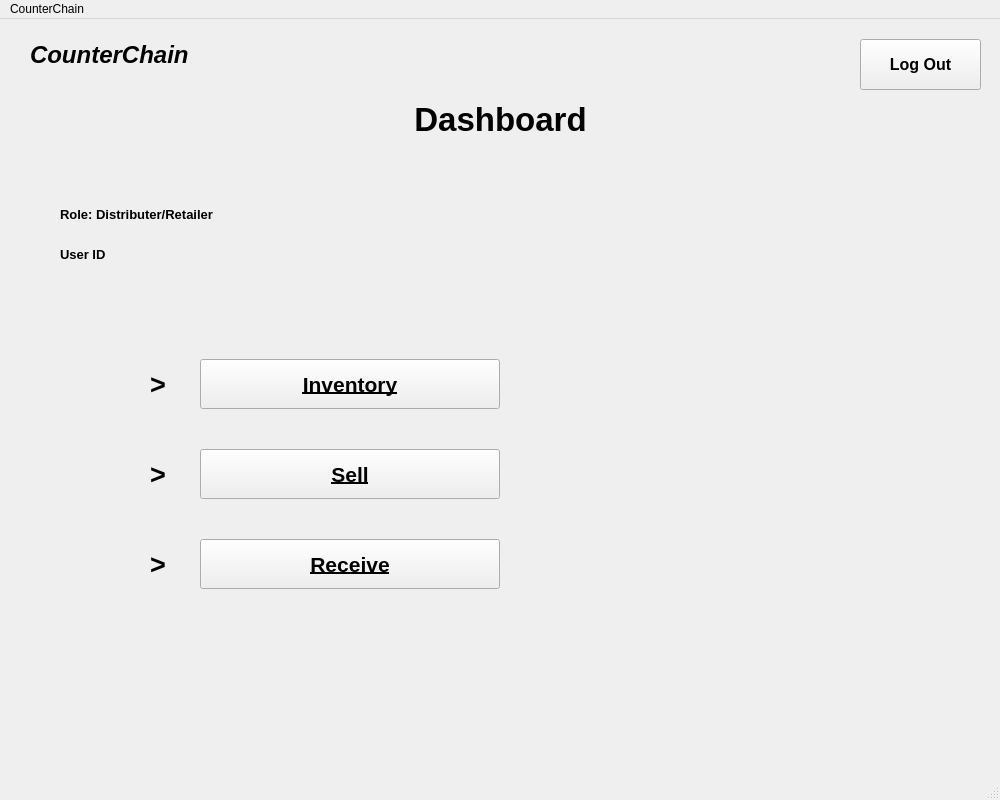
This is dashboardother.ui in shubham0298/CounterChain as Qt 5 draws it before an edit. The edited form follows.
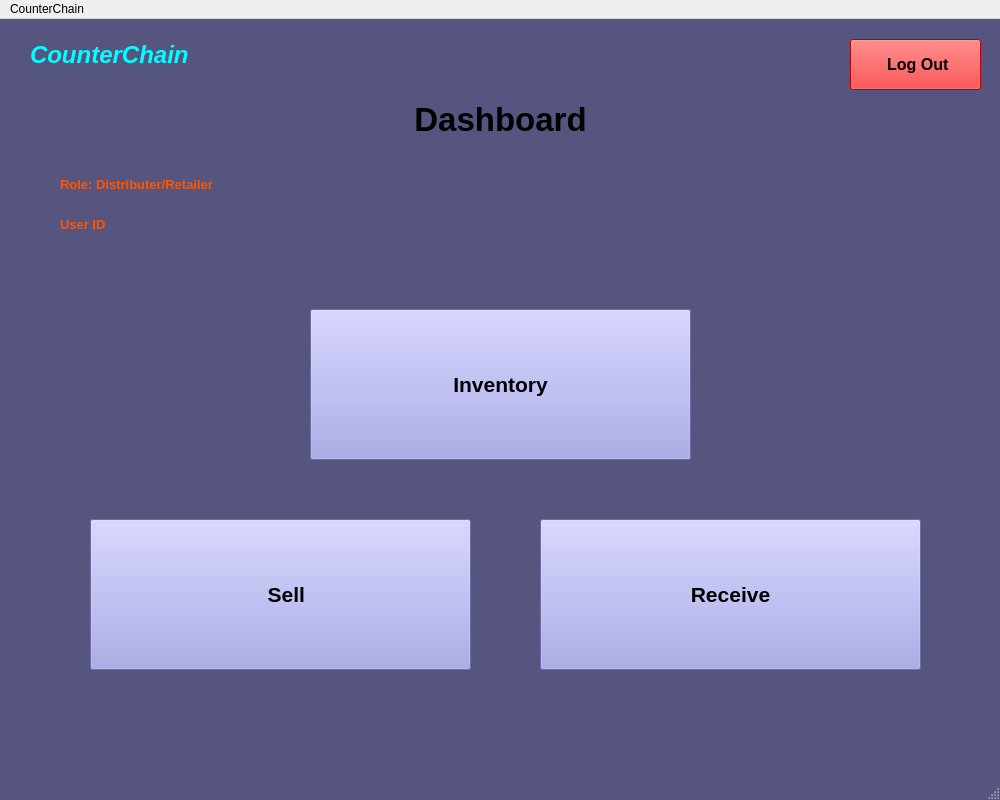
This is the edited form. Icons and pictures are not drawn.

Diff of the .ui file:
```diff
--- a/dashboardother.ui
+++ b/dashboardother.ui
@@ -34,6 +34,14 @@
   <property name="windowTitle">
    <string>CounterChain - Dashboard</string>
   </property>
+  <property name="styleSheet">
+   <string notr="true">QMainWindow{
+	background-color: rgb(85, 85, 127);
+}
+QPushButton#logout{
+	background-color: rgb(255, 0, 0);
+}</string>
+  </property>
   <widget class="QWidget" name="centralwidget">
    <widget class="QLabel" name="label">
     <property name="enabled">
@@ -67,10 +75,10 @@
    <widget class="QPushButton" name="inventoryButton">
     <property name="geometry">
      <rect>
-      <x>200</x>
-      <y>340</y>
-      <width>300</width>
-      <height>50</height>
+      <x>310</x>
+      <y>290</y>
+      <width>381</width>
+      <height>151</height>
      </rect>
     </property>
     <property name="sizePolicy">
@@ -84,23 +92,36 @@
       <pointsize>16</pointsize>
       <weight>75</weight>
       <bold>true</bold>
-      <underline>true</underline>
+      <underline>false</underline>
      </font>
     </property>
     <property name="cursor">
      <cursorShape>PointingHandCursor</cursorShape>
     </property>
+    <property name="styleSheet">
+     <string notr="true">background-color: rgb(154, 154, 229);</string>
+    </property>
     <property name="text">
      <string>Inventory</string>
     </property>
+    <property name="icon">
+     <iconset>
+      <normaloff>Icons/inventory.png</normaloff>Icons/inventory.png</iconset>
+    </property>
+    <property name="iconSize">
+     <size>
+      <width>150</width>
+      <height>150</height>
+     </size>
+    </property>
    </widget>
    <widget class="QPushButton" name="receiveButton">
     <property name="geometry">
      <rect>
-      <x>200</x>
-      <y>520</y>
-      <width>300</width>
-      <height>50</height>
+      <x>540</x>
+      <y>500</y>
+      <width>381</width>
+      <height>151</height>
      </rect>
     </property>
     <property name="sizePolicy">
@@ -114,23 +135,36 @@
       <pointsize>16</pointsize>
       <weight>75</weight>
       <bold>true</bold>
-      <underline>true</underline>
+      <underline>false</underline>
      </font>
     </property>
     <property name="cursor">
      <cursorShape>PointingHandCursor</cursorShape>
     </property>
+    <property name="styleSheet">
+     <string notr="true">background-color: rgb(154, 154, 229);</string>
+    </property>
     <property name="text">
      <string>Receive</string>
     </property>
+    <property name="icon">
+     <iconset>
+      <normaloff>Icons/receive.png</normaloff>Icons/receive.png</iconset>
+    </property>
+    <property name="iconSize">
+     <size>
+      <width>150</width>
+      <height>150</height>
+     </size>
+    </property>
    </widget>
    <widget class="QPushButton" name="sellButton">
     <property name="geometry">
      <rect>
-      <x>200</x>
-      <y>430</y>
-      <width>300</width>
-      <height>50</height>
+      <x>90</x>
+      <y>500</y>
+      <width>381</width>
+      <height>151</height>
      </rect>
     </property>
     <property name="sizePolicy">
@@ -144,14 +178,27 @@
       <pointsize>16</pointsize>
       <weight>75</weight>
       <bold>true</bold>
-      <underline>true</underline>
+      <underline>false</underline>
      </font>
     </property>
     <property name="cursor">
      <cursorShape>PointingHandCursor</cursorShape>
     </property>
+    <property name="styleSheet">
+     <string notr="true">background-color: rgb(154, 154, 229);</string>
+    </property>
     <property name="text">
-     <string>Sell</string>
+     <string>  Sell</string>
+    </property>
+    <property name="icon">
+     <iconset>
+      <normaloff>Icons/sell.png</normaloff>Icons/sell.png</iconset>
+    </property>
+    <property name="iconSize">
+     <size>
+      <width>170</width>
+      <height>170</height>
+     </size>
     </property>
    </widget>
    <widget class="QLabel" name="label_3">
@@ -163,6 +210,43 @@
       <height>71</height>
      </rect>
     </property>
+    <property name="palette">
+     <palette>
+      <active>
+       <colorrole role="WindowText">
+        <brush brushstyle="SolidPattern">
+         <color alpha="255">
+          <red>0</red>
+          <green>255</green>
+          <blue>255</blue>
+         </color>
+        </brush>
+       </colorrole>
+      </active>
+      <inactive>
+       <colorrole role="WindowText">
+        <brush brushstyle="SolidPattern">
+         <color alpha="255">
+          <red>0</red>
+          <green>255</green>
+          <blue>255</blue>
+         </color>
+        </brush>
+       </colorrole>
+      </inactive>
+      <disabled>
+       <colorrole role="WindowText">
+        <brush brushstyle="SolidPattern">
+         <color alpha="255">
+          <red>120</red>
+          <green>120</green>
+          <blue>120</blue>
+         </color>
+        </brush>
+       </colorrole>
+      </disabled>
+     </palette>
+    </property>
     <property name="font">
      <font>
       <pointsize>18</pointsize>
@@ -181,9 +265,9 @@
    <widget class="QPushButton" name="logout">
     <property name="geometry">
      <rect>
-      <x>860</x>
+      <x>850</x>
       <y>20</y>
-      <width>121</width>
+      <width>131</width>
       <height>51</height>
      </rect>
     </property>
@@ -198,78 +282,65 @@
      <cursorShape>PointingHandCursor</cursorShape>
     </property>
     <property name="text">
-     <string>Log Out</string>
+     <string> Log Out</string>
     </property>
-   </widget>
-   <widget class="QLabel" name="label_4">
-    <property name="geometry">
-     <rect>
-      <x>150</x>
-      <y>340</y>
-      <width>50</width>
-      <height>50</height>
-     </rect>
+    <property name="icon">
+     <iconset>
+      <normaloff>Icons/logoutbutton.png</normaloff>Icons/logoutbutton.png</iconset>
     </property>
-    <property name="font">
-     <font>
-      <pointsize>20</pointsize>
-      <weight>75</weight>
-      <bold>true</bold>
-     </font>
-    </property>
-    <property name="text">
-     <string>&gt;</string>
-    </property>
-   </widget>
-   <widget class="QLabel" name="label_5">
-    <property name="geometry">
-     <rect>
-      <x>150</x>
-      <y>430</y>
-      <width>50</width>
-      <height>50</height>
-     </rect>
-    </property>
-    <property name="font">
-     <font>
-      <pointsize>20</pointsize>
-      <weight>75</weight>
-      <bold>true</bold>
-     </font>
-    </property>
-    <property name="text">
-     <string>&gt;</string>
-    </property>
-   </widget>
-   <widget class="QLabel" name="label_6">
-    <property name="geometry">
-     <rect>
-      <x>150</x>
-      <y>520</y>
-      <width>50</width>
-      <height>50</height>
-     </rect>
-    </property>
-    <property name="font">
-     <font>
-      <pointsize>20</pointsize>
-      <weight>75</weight>
-      <bold>true</bold>
-     </font>
-    </property>
-    <property name="text">
-     <string>&gt;</string>
+    <property name="iconSize">
+     <size>
+      <width>30</width>
+      <height>30</height>
+     </size>
     </property>
    </widget>
    <widget class="QLabel" name="role">
     <property name="geometry">
      <rect>
       <x>60</x>
-      <y>180</y>
+      <y>150</y>
       <width>261</width>
       <height>31</height>
      </rect>
     </property>
+    <property name="palette">
+     <palette>
+      <active>
+       <colorrole role="WindowText">
+        <brush brushstyle="SolidPattern">
+         <color alpha="255">
+          <red>255</red>
+          <green>85</green>
+          <blue>0</blue>
+         </color>
+        </brush>
+       </colorrole>
+      </active>
+      <inactive>
+       <colorrole role="WindowText">
+        <brush brushstyle="SolidPattern">
+         <color alpha="255">
+          <red>255</red>
+          <green>85</green>
+          <blue>0</blue>
+         </color>
+        </brush>
+       </colorrole>
+      </inactive>
+      <disabled>
+       <colorrole role="WindowText">
+        <brush brushstyle="SolidPattern">
+         <color alpha="255">
+          <red>120</red>
+          <green>120</green>
+          <blue>120</blue>
+         </color>
+        </brush>
+       </colorrole>
+      </disabled>
+     </palette>
+    </property>
     <property name="font">
      <font>
       <pointsize>10</pointsize>
@@ -288,11 +359,48 @@
     <property name="geometry">
      <rect>
       <x>60</x>
-      <y>220</y>
+      <y>190</y>
       <width>311</width>
       <height>31</height>
      </rect>
     </property>
+    <property name="palette">
+     <palette>
+      <active>
+       <colorrole role="WindowText">
+        <brush brushstyle="SolidPattern">
+         <color alpha="255">
+          <red>255</red>
+          <green>85</green>
+          <blue>0</blue>
+         </color>
+        </brush>
+       </colorrole>
+      </active>
+      <inactive>
+       <colorrole role="WindowText">
+        <brush brushstyle="SolidPattern">
+         <color alpha="255">
+          <red>255</red>
+          <green>85</green>
+          <blue>0</blue>
+         </color>
+        </brush>
+       </colorrole>
+      </inactive>
+      <disabled>
+       <colorrole role="WindowText">
+        <brush brushstyle="SolidPattern">
+         <color alpha="255">
+          <red>120</red>
+          <green>120</green>
+          <blue>120</blue>
+         </color>
+        </brush>
+       </colorrole>
+      </disabled>
+     </palette>
+    </property>
     <property name="font">
      <font>
       <pointsize>10</pointsize>
```
